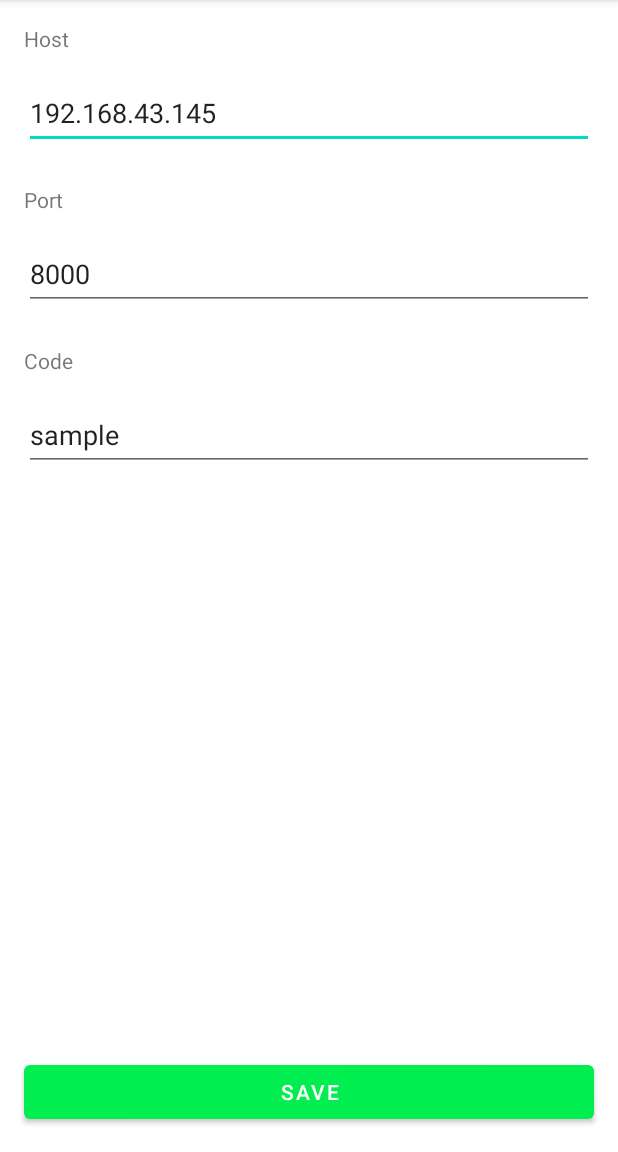
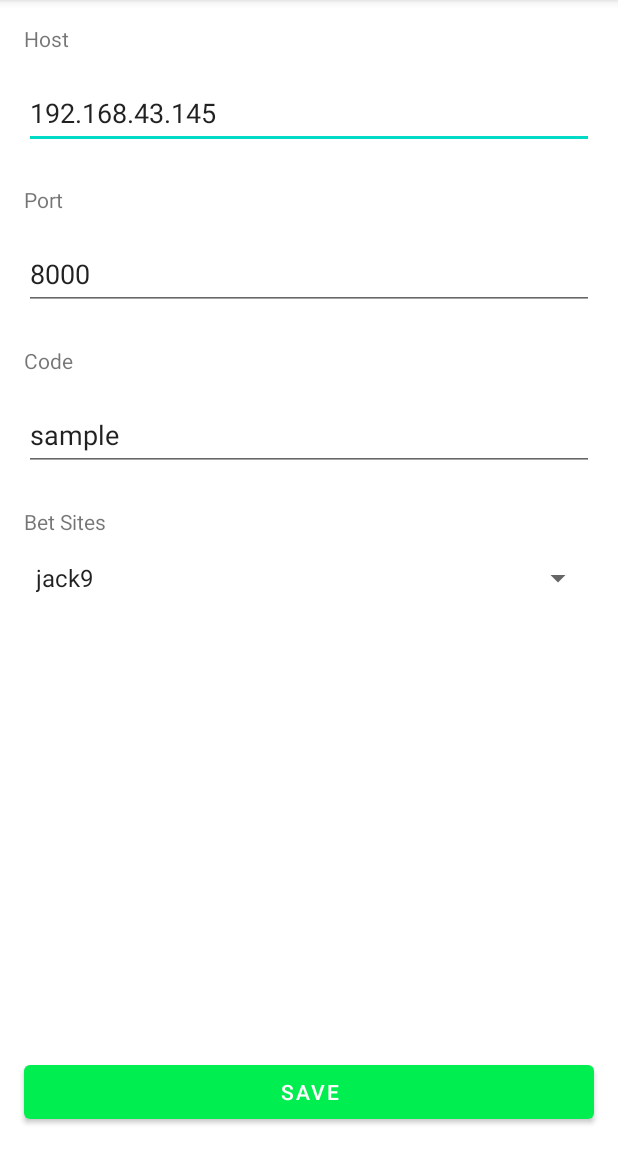
Before and after one commit to fshangala/j11slave, an Android app: the screen it shows after launch (ConfigActivity), in the options menu, after a tap on "Config", on a phone screen of 412 x 824 dp, the part 84-1236 px from its top. Run offline under Robolectric (Android 15) with nearby library versions, the phone set to English and light mode, and no system bars.

Commit message:
added multiple betsite spinner to update programatically

```diff
--- a/app/build.gradle
+++ b/app/build.gradle
@@ -10,8 +10,8 @@ android {
         applicationId "com.fshangala.j11slave"
         minSdk 30
         targetSdk 32
-        versionCode 1
-        versionName "1.0"
+        versionCode 2
+        versionName "1.1.2"
 
         testInstrumentationRunner "androidx.test.runner.AndroidJUnitRunner"
     }
--- /dev/null
+++ b/app/src/main/java/com/fshangala/j11slave/BetSite.kt
@@ -0,0 +1,59 @@
+package com.fshangala.j11slave
+
+import android.widget.ArrayAdapter
+
+class BetSite(val name: String = "jack9") {
+    val sites = arrayOf<String>(
+        "jack9",
+        "lotusbook247.bet",
+        "lotusbook247.co"
+    )
+    fun url():String{
+        when(name){
+            "jack9" -> {
+                return "https://jack9.io"
+            }
+            "lotusbook247.bet" -> {
+                return "https://lotusbook247.bet"
+            }
+            "lotusbook247.co" -> {
+                return "https://lotusbook247.co"
+            }
+            else -> {
+                return "https://jack9.io"
+            }
+        }
+    }
+    fun openBetScript(backlay: String, betIndex: Int): String {
+        when(name){
+            "jack9" -> {
+                return "document.querySelectorAll(\".odd-button.$backlay-color\")[$betIndex].click();"
+            }
+            else -> {
+                return "document.querySelectorAll(\".odd-button.$backlay-color\")[$betIndex].click();"
+            }
+        }
+    }
+    fun placeBetScript(stake: Double): String {
+        when(name){
+            "jack9" -> {
+                return "var input = document.querySelector(\"ion-input.BetPlacing__input\");\n" +
+                        "input.value = $stake;"
+            }
+            else -> {
+                return "var input = document.querySelector(\"ion-input.BetPlacing__input\");\n" +
+                        "input.value = $stake;"
+            }
+        }
+    }
+    fun comfirmBetScript(): String {
+        when(name){
+            "jack9" -> {
+                return "document.querySelector(\"button[type='submit']\").click();"
+            }
+            else -> {
+                return "document.querySelector(\"button[type='submit']\").click();"
+            }
+        }
+    }
+}
--- a/app/src/main/java/com/fshangala/j11slave/ConfigActivity.kt
+++ b/app/src/main/java/com/fshangala/j11slave/ConfigActivity.kt
@@ -4,7 +4,9 @@ import android.content.Intent
 import androidx.appcompat.app.AppCompatActivity
 import android.os.Bundle
 import android.view.View
+import android.widget.ArrayAdapter
 import android.widget.EditText
+import android.widget.Spinner
 
 class ConfigActivity : AppCompatActivity() {
     override fun onCreate(savedInstanceState: Bundle?) {
@@ -12,6 +14,9 @@ class ConfigActivity : AppCompatActivity() {
         setContentView(R.layout.activity_config)
 
         val sharedPref = getSharedPreferences("MySettings", MODE_PRIVATE)
+        val betSite = BetSite()
+        val betSitesAdapter:ArrayAdapter<CharSequence> = ArrayAdapter(this,android.R.layout.simple_spinner_item,betSite.sites)
+        betSitesAdapter.setDropDownViewResource(android.R.layout.simple_spinner_dropdown_item)
 
         val hostIP = findViewById<EditText>(R.id.inputHostIp)
         hostIP.setText(sharedPref.getString("hostIp","192.168.43.145"))
@@ -21,12 +26,20 @@ class ConfigActivity : AppCompatActivity() {
 
         val hostCode = findViewById<EditText>(R.id.inputCode)
         hostCode.setText(sharedPref.getString("hostCode","sample"))
+
+        val betSiteSpinner = findViewById<Spinner>(R.id.betSiteSpinner)
+        betSiteSpinner.adapter = betSitesAdapter
+        val selectedBetSite = betSitesAdapter.getPosition(sharedPref!!.getString("betSite","jack9"))
+        betSiteSpinner.setSelection(selectedBetSite)
     }
 
     override fun onResume() {
         super.onResume()
 
         val sharedPref = getSharedPreferences("MySettings", MODE_PRIVATE)
+        val betSite = BetSite()
+        val betSitesAdapter:ArrayAdapter<CharSequence> = ArrayAdapter(this,android.R.layout.simple_spinner_item,betSite.sites)
+        betSitesAdapter.setDropDownViewResource(android.R.layout.simple_spinner_dropdown_item)
 
         val hostIP = findViewById<EditText>(R.id.inputHostIp)
         hostIP.post {
@@ -42,17 +55,26 @@ class ConfigActivity : AppCompatActivity() {
         hostCode.post {
             hostCode.setText(sharedPref.getString("hostCode", "sample"))
         }
+
+        val betSiteSpinner = findViewById<Spinner>(R.id.betSiteSpinner)
+        betSiteSpinner.post {
+            betSiteSpinner.adapter = betSitesAdapter
+            val selectedBetSite = betSitesAdapter.getPosition(sharedPref!!.getString("betSite","jack9"))
+            betSiteSpinner.setSelection(selectedBetSite)
+        }
     }
 
     fun savePreferences(view: View){
         val hostIP = findViewById<EditText>(R.id.inputHostIp)
         val hostPort = findViewById<EditText>(R.id.inputHostPort)
         val hostCode = findViewById<EditText>(R.id.inputCode)
+        val betSite = findViewById<Spinner>(R.id.betSiteSpinner)
         val sharedPref = getSharedPreferences("MySettings", MODE_PRIVATE)
         val editSharedPref = sharedPref.edit()
         editSharedPref.putString("hostIp",hostIP.text.toString())
         editSharedPref.putInt("hostPort",hostPort.text.toString().toInt())
         editSharedPref.putString("hostCode",hostCode.text.toString())
+        editSharedPref.putString("betSite",betSite.selectedItem.toString())
         editSharedPref.apply()
         openMain()
         //finish()
--- a/app/src/main/java/com/fshangala/j11slave/MainActivity.kt
+++ b/app/src/main/java/com/fshangala/j11slave/MainActivity.kt
@@ -22,6 +22,7 @@ class MainActivity : AppCompatActivity() {
     private var slaveStatus:TextView? = null
     var sharedPref: SharedPreferences? = null
     var toast: Toast? = null
+    var betSite: BetSite? = null
     override fun onCreate(savedInstanceState: Bundle?) {
         super.onCreate(savedInstanceState)
         setContentView(R.layout.activity_main)
@@ -35,6 +36,7 @@ class MainActivity : AppCompatActivity() {
         sharedPref = getSharedPreferences("MySettings", Context.MODE_PRIVATE)
         slaveStatus = findViewById(R.id.slaveStatus)
 
+        betSite = BetSite(sharedPref!!.getString("betSite","jack9").toString())
         startBrowser()
 
         model!!.connectionStatus.observe(this) {
@@ -80,8 +82,7 @@ class MainActivity : AppCompatActivity() {
     }
 
     private fun startBrowser(){
-        val url = "https://jack9.io"
-        webView!!.loadUrl(url)
+        webView!!.loadUrl(betSite!!.url())
         webView!!.webViewClient = object : WebViewClient(){
 
             override fun onPageFinished(view: WebView?, url: String?) {
@@ -96,10 +97,9 @@ class MainActivity : AppCompatActivity() {
     }
 
     private fun onOpenBet(automationEvents: AutomationEvents) {
-        val Obacklay = automationEvents.eventArgs[1]
+        val backlay = automationEvents.eventArgs[1]
         val betindex = automationEvents.eventArgs[0]
-
-        webView!!.evaluateJavascript("document.querySelectorAll(\".odd-button.$Obacklay-color\")[$betindex].click();"){
+        webView!!.evaluateJavascript(betSite!!.openBetScript(backlay.toString(), betindex.toString().toInt())){
             runOnUiThread{
                 slaveStatus!!.text = it
             }
@@ -107,10 +107,9 @@ class MainActivity : AppCompatActivity() {
     }
 
     private fun placeBet(automationEvents: AutomationEvents) {
-        val Ostake = automationEvents.eventArgs[3]
+        val stake = automationEvents.eventArgs[3]
 
-        webView!!.evaluateJavascript("var input = document.querySelector(\"ion-input.BetPlacing__input\");\n" +
-                "input.value = $Ostake;"){
+        webView!!.evaluateJavascript(betSite!!.placeBetScript(stake.toString().toDouble())){
             runOnUiThread{
                 slaveStatus!!.text = it
             }
@@ -118,7 +117,7 @@ class MainActivity : AppCompatActivity() {
     }
 
     private fun confirmBet() {
-        webView!!.evaluateJavascript("document.querySelector(\"button[type='submit']\").click();") {
+        webView!!.evaluateJavascript(betSite!!.comfirmBetScript()) {
             runOnUiThread {
                 slaveStatus!!.text = it
             }
--- a/app/src/main/res/layout/activity_config.xml
+++ b/app/src/main/res/layout/activity_config.xml
@@ -101,4 +101,28 @@
         app:layout_constraintEnd_toEndOf="parent"
         app:layout_constraintStart_toStartOf="parent" />
 
+    <TextView
+        android:id="@+id/textView"
+        android:layout_width="0dp"
+        android:layout_height="wrap_content"
+        android:layout_marginStart="16dp"
+        android:layout_marginTop="24dp"
+        android:layout_marginEnd="16dp"
+        android:text="@string/betSitesLabel"
+        app:layout_constraintEnd_toEndOf="parent"
+        app:layout_constraintStart_toStartOf="parent"
+        app:layout_constraintTop_toBottomOf="@+id/inputCode" />
+
+    <Spinner
+        android:id="@+id/betSiteSpinner"
+        android:layout_width="0dp"
+        android:layout_height="wrap_content"
+        android:layout_marginStart="16dp"
+        android:layout_marginTop="16dp"
+        android:layout_marginEnd="16dp"
+        android:entries="@array/betsites"
+        app:layout_constraintEnd_toEndOf="parent"
+        app:layout_constraintStart_toStartOf="parent"
+        app:layout_constraintTop_toBottomOf="@+id/textView" />
+
 </androidx.constraintlayout.widget.ConstraintLayout>
--- /dev/null
+++ b/app/src/main/res/values/arrays.xml
@@ -0,0 +1,8 @@
+<?xml version="1.0" encoding="utf-8"?>
+<resources>
+    <string-array name="betsites">
+        <item>jack9</item>
+        <item>lotusbook247.bet</item>
+        <item>lotusbook247.co</item>
+    </string-array>
+</resources>
--- a/app/src/main/res/values/strings.xml
+++ b/app/src/main/res/values/strings.xml
@@ -9,4 +9,5 @@
     <string name="reloadBrowserBtn">Reload Browser</string>
     <string name="preferencesBtn">Config</string>
     <string name="about">About</string>
+    <string name="betSitesLabel">Bet Sites</string>
 </resources>
```
Also changed, not shown: 1 other file.
